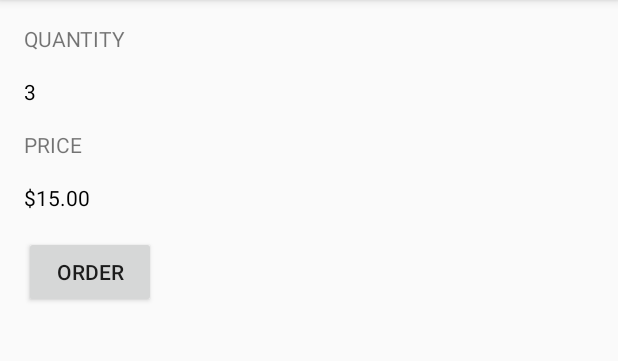
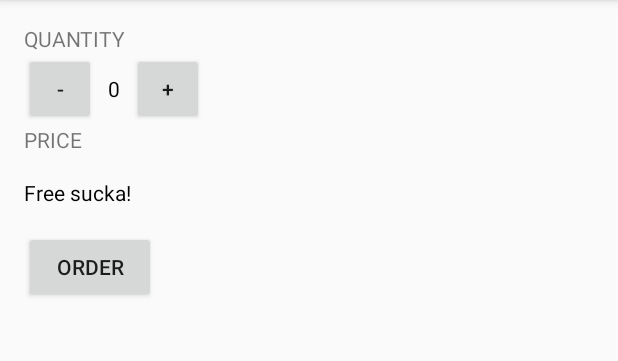
Before and after one commit to agustinfz/Just-Java-2, an Android app: the screen it shows after launch (MainActivity), after a tap on "ORDER", on a phone screen of 412 x 824 dp, the part 84-445 px from its top. Run offline under Robolectric (Android 15) with nearby library versions, the phone set to English and light mode, and no system bars.

Commit message:
Wiring in quantity and price display upon order button push

```diff
--- a/app/src/main/java/works/agus/justjava2/MainActivity.java
+++ b/app/src/main/java/works/agus/justjava2/MainActivity.java
@@ -9,6 +9,8 @@ import java.text.NumberFormat;
 
 public class MainActivity extends AppCompatActivity {
 
+    int quantity = 0;
+
     @Override
     protected void onCreate(Bundle savedInstanceState) {
         super.onCreate(savedInstanceState);
@@ -16,10 +18,44 @@ public class MainActivity extends AppCompatActivity {
     }
 
     public void submitOrder (View view){
-        int quantity = 3;
-        int price = 5;
-        display(quantity);
-        displayPrice(quantity * price);
+        String priceMessage ="";
+        int price = 5*quantity;
+        if (quantity == 0) {
+            priceMessage = "Free sucka!";
+            displayMessage(priceMessage);
+        }
+
+        else
+            priceMessage = "You owe $" + price + ", please \n Thank you!";
+            displayMessage(priceMessage);
+
+        //int price = 5;
+        //display(quantity);
+        //displayPrice(quantity * price);
+    }
+
+    /**
+     * This method is called when the + button is clicked
+     * @param view
+     */
+
+    public void increment (View view){
+        quantity++;
+        display (quantity);
+    }
+
+
+    /**
+     * This method is called when the - button is clicked
+     * @param view
+     */
+    public void decrement(View view){
+        if (quantity > 0){
+            quantity--;
+            display (quantity);
+        }
+        else
+        display (quantity);
     }
 
     /**
@@ -41,4 +77,9 @@ public class MainActivity extends AppCompatActivity {
         priceTextView.setText(NumberFormat.getCurrencyInstance().format(number));
 
     }
+
+    private void displayMessage (String message){
+        TextView priceTextView  = (TextView) findViewById(R.id.price_text_view);
+        priceTextView.setText(message);
+    }
 }
--- a/app/src/main/res/layout/activity_main.xml
+++ b/app/src/main/res/layout/activity_main.xml
@@ -18,14 +18,31 @@
         android:textAllCaps="true"
         android:text="@string/quantityHeader"/>
 
-    <TextView
-        android:id="@+id/quantity_text_view"
+    <LinearLayout
         android:layout_width="wrap_content"
-        android:paddingBottom="16dp"
-        android:paddingTop="16dp"
-        android:textColor="#000000"
         android:layout_height="wrap_content"
-        android:text="0"/>
+        android:orientation="horizontal">
+
+        <Button
+        android:layout_width="48dp"
+        android:layout_height="48dp"
+        android:text="-"
+        android:onClick="decrement"/>
+
+        <TextView
+            android:id="@+id/quantity_text_view"
+            android:layout_width="wrap_content"
+            android:padding="8dp"
+            android:textColor="#000000"
+            android:layout_height="wrap_content"
+            android:text="0"/>
+
+        <Button
+            android:layout_width="48dp"
+            android:layout_height="48dp"
+            android:text="+"
+            android:onClick="increment"/>
+    </LinearLayout>
 
     <TextView
         android:layout_width="wrap_content"
```
